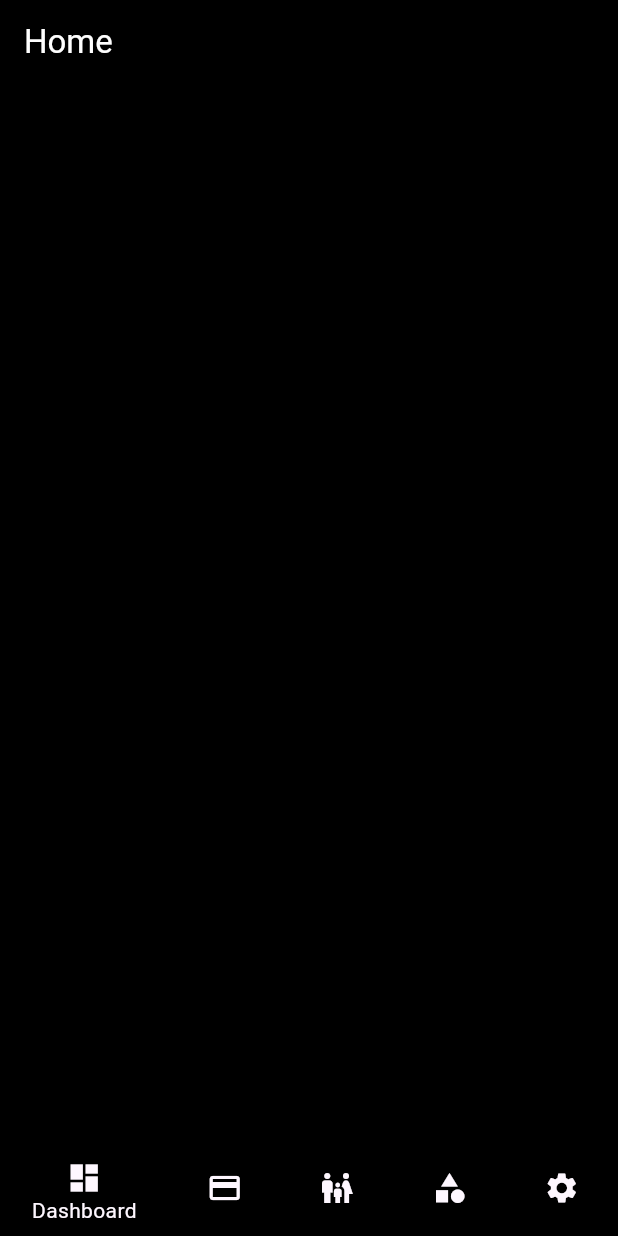
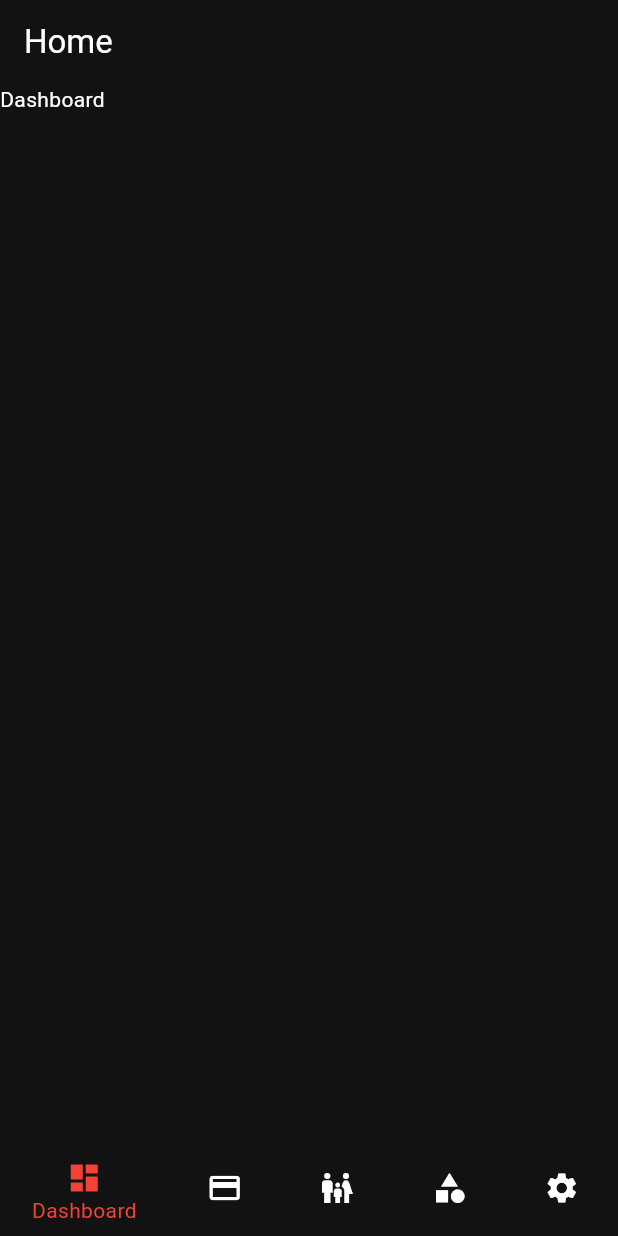
Before and after one commit to vigneshwaran-48/expense-manager-flutter, a Flutter app: the screen it shows after launch, on a phone screen of 412 x 824 dp. Run offline on Flutter 3.47's test engine with Material 3 defaults, Android fonts, the phone set to English and light mode, and no system bars; our stand-ins replace go_router.

Commit message:
Routing prototype

```diff
--- /dev/null
+++ b/lib/config/router.dart
@@ -0,0 +1,50 @@
+import 'package:expense_manager/layout.dart';
+import 'package:flutter/cupertino.dart';
+import 'package:go_router/go_router.dart';
+
+class AppRouter {
+  static final AppRouter instance = AppRouter._internal();
+
+  AppRouter._internal();
+
+  GoRouter? _router;
+
+  GoRouter get router {
+    if (_router == null) {
+      _init();
+    }
+    return _router!;
+  }
+
+  void _init() {
+    _router = GoRouter(
+      initialLocation: "/",
+      routes: [
+        ShellRoute(
+          builder:
+              (context, state, child) =>
+                  AppLayout(key: UniqueKey(), child: child),
+          routes: [
+            GoRoute(path: "/", builder: (context, state) => Text("Dashboard")),
+            GoRoute(
+              path: "/expenses",
+              builder: (context, state) => Text("Expenses"),
+            ),
+            GoRoute(
+              path: "/family",
+              builder: (context, state) => Text("Family"),
+            ),
+            GoRoute(
+              path: "/categories",
+              builder: (context, state) => Text("Categories"),
+            ),
+            GoRoute(
+              path: "/settings",
+              builder: (context, state) => Text("Settings"),
+            ),
+          ],
+        ),
+      ],
+    );
+  }
+}
--- a/lib/app.dart
+++ b/lib/layout.dart
@@ -1,16 +1,49 @@
 import 'package:flutter/material.dart';
+import 'package:go_router/go_router.dart';
 
-class App extends StatelessWidget {
+const List<String> routes = [
+  "/",
+  "/expenses",
+  "/family",
+  "/categories",
+  "settings",
+];
+
+class AppLayout extends StatefulWidget {
+  const AppLayout({super.key, required this.child});
+
+  final Widget child;
+
+  @override
+  State<StatefulWidget> createState() => _AppLayoutState(child: child);
+}
+
+class _AppLayoutState extends State<AppLayout> {
+  _AppLayoutState({required this.child});
+
+  final Widget child;
+
+  int _currentIndex = 0;
+
   @override
   Widget build(BuildContext context) {
     double width = MediaQuery.of(context).size.width;
     bool isMobile = width <= 550;
     bool isTabLikeScreen = width > 550 && width < 1200;
 
+    void _onTap(int index) {
+      context.go(routes[index]);
+      setState(() {
+        _currentIndex = index;
+      });
+    }
+
     return Scaffold(
       appBar: AppBar(title: Text("Home")),
       drawer: isTabLikeScreen ? _drawer() : null,
-      bottomNavigationBar: isMobile ? _bottomNavigationBar() : null,
+      bottomNavigationBar:
+          isMobile ? _bottomNavigationBar(_onTap, _currentIndex) : null,
+      body: child,
     );
   }
 }
@@ -38,8 +71,13 @@ Drawer _drawer() {
   );
 }
 
-BottomNavigationBar _bottomNavigationBar() {
+BottomNavigationBar _bottomNavigationBar(
+  void Function(int) onTap,
+  int currentIndex,
+) {
   return BottomNavigationBar(
+    onTap: onTap,
+    currentIndex: currentIndex,
     items: [
       BottomNavigationBarItem(icon: Icon(Icons.dashboard), label: "Dashboard"),
       BottomNavigationBarItem(icon: Icon(Icons.payment), label: "Expenses"),
--- a/lib/main.dart
+++ b/lib/main.dart
@@ -1,4 +1,4 @@
-import 'package:expense_manager/app.dart';
+import 'package:expense_manager/config/router.dart';
 import 'package:flutter/material.dart';
 
 void main() {
@@ -10,18 +10,17 @@ class MyApp extends StatelessWidget {
 
   @override
   Widget build(BuildContext context) {
-    return MaterialApp(
+    return MaterialApp.router(
       title: "Expense Manager",
       debugShowCheckedModeBanner: false,
       theme: ThemeData(
-        scaffoldBackgroundColor: Colors.black,
-        canvasColor: Colors.black,
-        appBarTheme: AppBarTheme(
-          backgroundColor: Colors.black,
-          foregroundColor: Colors.white,
+        colorScheme: ColorScheme.highContrastDark(),
+        bottomNavigationBarTheme: BottomNavigationBarThemeData(
+          selectedItemColor: Colors.red,
+          unselectedItemColor: Colors.white,
         ),
       ),
-      home: App(),
+      routerConfig: AppRouter.instance.router,
     );
   }
 }
--- a/pubspec.yaml
+++ b/pubspec.yaml
@@ -34,6 +34,7 @@ dependencies:
   # The following adds the Cupertino Icons font to your application.
   # Use with the CupertinoIcons class for iOS style icons.
   cupertino_icons: ^1.0.8
+  go_router: ^14.8.1
 
 dev_dependencies:
   flutter_test:
```
Also changed, not shown: pubspec.lock.
